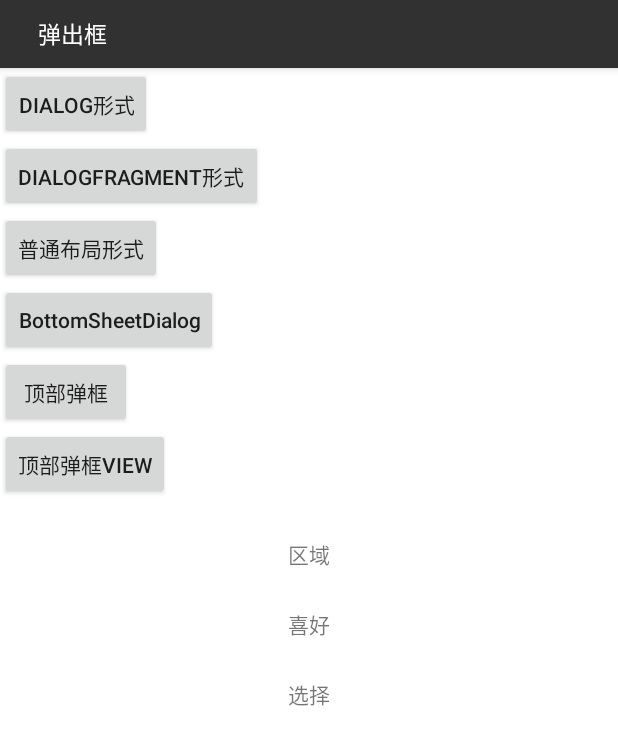
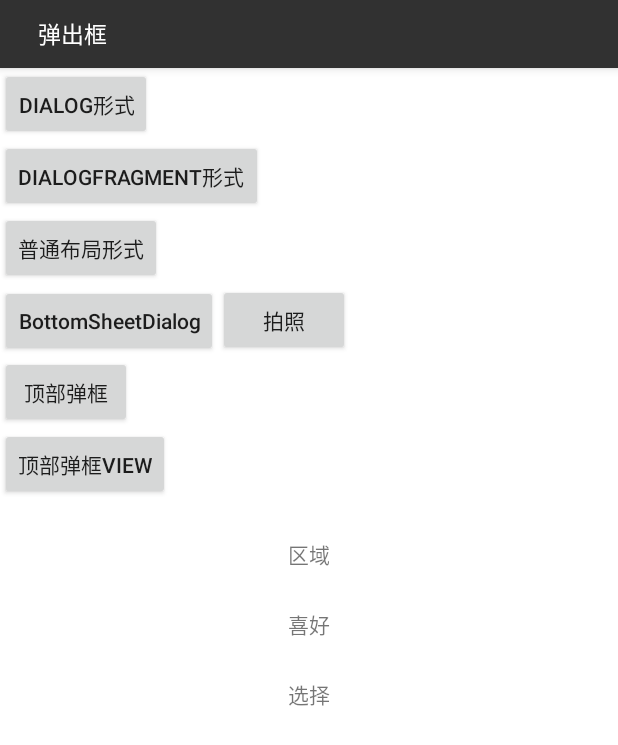
Before and after one commit to crazyzhangxl/WindowShowDemo, an Android app: the screen it shows after launch (MainActivity), on a phone screen of 412 x 824 dp. Shown: the top 745 px of the screen. Run offline under Robolectric (Android 15) with nearby library versions, the phone set to English and light mode, and no system bars; our stand-ins replace ButterKnife.

Commit message:
新增ios效果弹出框

```diff
--- a/app/src/main/java/com/example/windowshowdemo/MainActivity.java
+++ b/app/src/main/java/com/example/windowshowdemo/MainActivity.java
@@ -30,7 +30,7 @@ public class MainActivity extends AppCompatActivity implements View.OnClickListe
 
     private Button mBtnDialog;
     private Button mBtnDgFm;
-    private Button mBtnNormalShow;
+    private Button mBtnNormalShow,btnPhoto;
     private Button mBtnSheet;
     private Button mBtnPopShow;
     private Button mBtnTopShow;
@@ -41,7 +41,7 @@ public class MainActivity extends AppCompatActivity implements View.OnClickListe
     private RelativeLayout mRlMenu;
     private TextView mTvSaveToPhone;
     private TextView mTvOpenQRCode;
-    private BottomDialog mBottomDialog;
+    private BottomDialog mBottomDialog,mBottomPhotoDialog;
 
 
     @Override
@@ -65,6 +65,7 @@ public class MainActivity extends AppCompatActivity implements View.OnClickListe
         mBtnSheet.setOnClickListener(this);
         mBtnPopShow.setOnClickListener(this);
         mBtnTopShow.setOnClickListener(this);
+        btnPhoto.setOnClickListener(this);
 
     }
 
@@ -82,6 +83,7 @@ public class MainActivity extends AppCompatActivity implements View.OnClickListe
         mBtnSheet = findViewById(R.id.btnSheet);
         mBtnPopShow = findViewById(R.id.popShow);
         mBtnTopShow = findViewById(R.id.topShow);
+        btnPhoto = findViewById(R.id.btnPhoto);
     }
 
     @Override
@@ -120,6 +122,9 @@ public class MainActivity extends AppCompatActivity implements View.OnClickListe
             case R.id.topShow:
                 startActivity(new Intent(MainActivity.this,TopViewActivity.class));
                 break;
+            case R.id.btnPhoto:
+                showPhotoDialog();
+                break;
             default:
                 break;
         }
@@ -138,6 +143,18 @@ public class MainActivity extends AppCompatActivity implements View.OnClickListe
 
         mBottomDialog.show();
     }
+
+    private void showPhotoDialog(){
+        mBottomPhotoDialog = new BottomDialog(this,0,true);
+        View view = LayoutInflater.from(this).inflate(R.layout.bottom_photo, null, false);
+        mBottomPhotoDialog.setContentView(view);
+        // 设置背景为透明色 那么白色的就能呈现出来了
+        mBottomPhotoDialog.getDelegate().findViewById(android.support.design.R.id.design_bottom_sheet)
+                .setBackgroundColor(getResources().getColor(android.R.color.transparent));
+
+        mBottomPhotoDialog.show();
+    }
+
 
     private void showPurchaseView() {
         // 以特定的风格创建一个dialog
--- a/app/src/main/res/layout/activity_main.xml
+++ b/app/src/main/res/layout/activity_main.xml
@@ -35,12 +35,23 @@ tools:context="com.example.windowshowdemo.MainActivity">
             android:id="@+id/normalShow"
             android:layout_width="wrap_content"
             android:layout_height="wrap_content" />
+        <LinearLayout
+            android:orientation="horizontal"
+            android:layout_width="match_parent"
+            android:layout_height="wrap_content">
             <Button
                 android:textAllCaps="false"
                 android:text="BottomSheetDialog"
                 android:id="@+id/btnSheet"
                 android:layout_width="wrap_content"
                 android:layout_height="wrap_content" />
+            <Button
+                android:text="拍照"
+                android:id="@+id/btnPhoto"
+                android:layout_width="wrap_content"
+                android:layout_height="wrap_content" />
+        </LinearLayout>
+
         <Button
             android:text="顶部弹框"
             android:id="@+id/popShow"
```
Also changed, not shown: app/src/main/res/drawable/btn_border.xml (added, +10 -0 lines), app/src/main/res/drawable/btn_border_nativephoto.xml (added, +10 -0 lines), app/src/main/res/drawable/btn_border_takephoto.xml (added, +10 -0 lines), app/src/main/res/layout/bottom_photo.xml (added, +55 -0 lines), 2 other files. Lines whose indentation alone changed are shown as unchanged.
